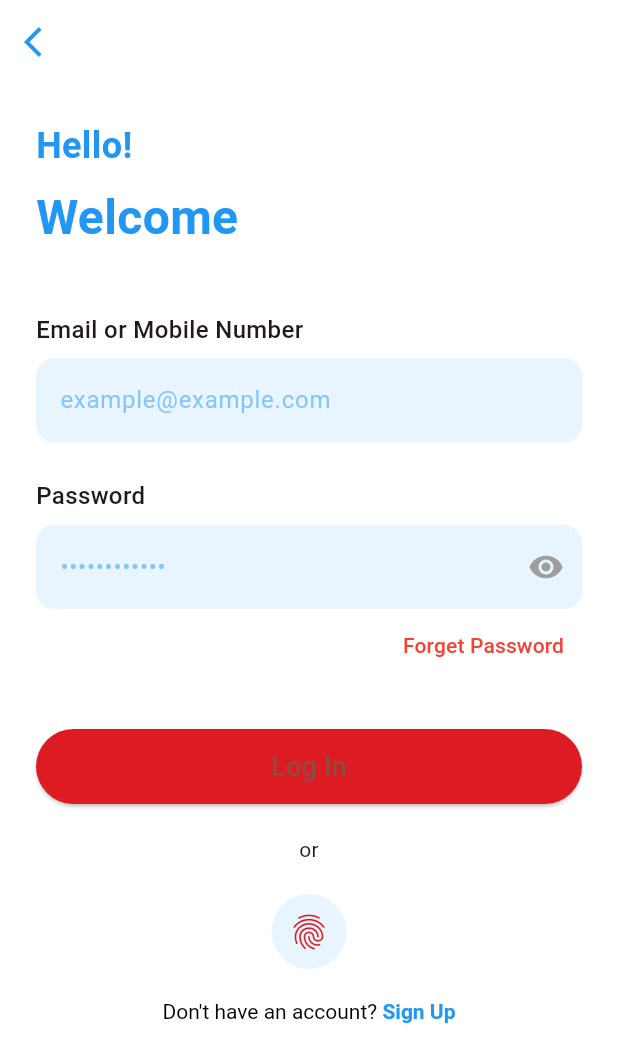
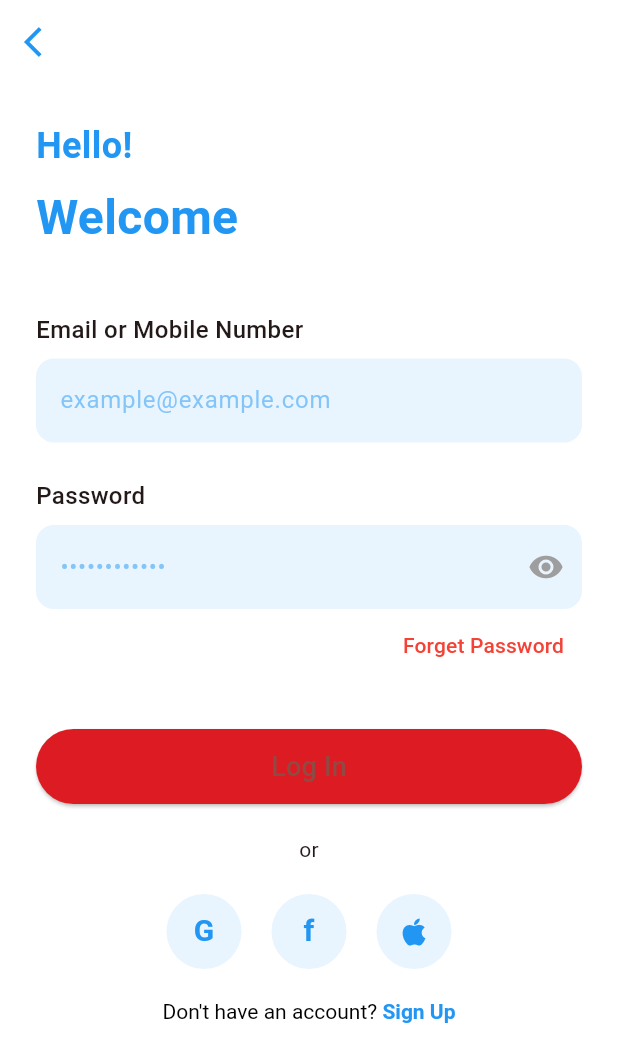
Before and after one commit to johnrobertdelinila/Philippine-Heart-Center-App, a Flutter app: the screen it shows after launch, after a tap on "Log In", on a phone screen of 412 x 824 dp. Shown: the top 1062 px of the screen. Run offline on Flutter 3.47's test engine with Material 3 defaults, Android fonts, the phone set to English and light mode, and no system bars; our stand-ins replace firebase_auth, firebase_core, google_sign_in; accounts and stored records are empty.

Commit message:
Added login with Google for iOS

```diff
--- a/lib/main.dart
+++ b/lib/main.dart
@@ -1,7 +1,13 @@
+import 'package:firebase_core/firebase_core.dart';
 import 'package:flutter/material.dart';
 import 'screens/splash_screen.dart'; // Import the splash screen
+import 'firebase_options.dart';
 
-void main() {
+void main() async {
+  WidgetsFlutterBinding.ensureInitialized();
+  await Firebase.initializeApp(
+    options: DefaultFirebaseOptions.currentPlatform,
+  );
   runApp(const MyApp());
 }
 
--- a/lib/screens/login_screen.dart
+++ b/lib/screens/login_screen.dart
@@ -1,4 +1,7 @@
 import 'package:flutter/material.dart';
+import 'package:firebase_auth/firebase_auth.dart';
+import 'package:google_sign_in/google_sign_in.dart';
+import 'home_screen.dart';
 
 class LoginScreen extends StatefulWidget {
   const LoginScreen({super.key});
@@ -11,12 +14,67 @@ class _LoginScreenState extends State<LoginScreen> {
   bool _isPasswordVisible = false;
   final _emailController = TextEditingController();
   final _passwordController = TextEditingController();
+  final FirebaseAuth _auth = FirebaseAuth.instance;
+  final GoogleSignIn _googleSignIn = GoogleSignIn();
+  bool _isLoading = false;
 
   @override
   void dispose() {
     _emailController.dispose();
     _passwordController.dispose();
     super.dispose();
+  }
+
+  Future<void> _handleGoogleSignIn() async {
+    try {
+      setState(() {
+        _isLoading = true;
+      });
+
+      // Trigger the Google Sign In process
+      final GoogleSignInAccount? googleUser = await _googleSignIn.signIn();
+
+      if (googleUser == null) {
+        // User canceled the sign-in
+        return;
+      }
+
+      // Obtain the auth details from the request
+      final GoogleSignInAuthentication googleAuth =
+          await googleUser.authentication;
+
+      // Create a new credential
+      final credential = GoogleAuthProvider.credential(
+        accessToken: googleAuth.accessToken,
+        idToken: googleAuth.idToken,
+      );
+
+      // Sign in to Firebase with the Google credential
+      final UserCredential userCredential =
+          await _auth.signInWithCredential(credential);
+
+      if (userCredential.user != null) {
+        // Successfully signed in, navigate to home screen
+        Navigator.pushReplacement(
+          context,
+          MaterialPageRoute(
+            builder: (context) => const HomeScreen(),
+          ),
+        );
+      }
+    } catch (e) {
+      // Show error message
+      ScaffoldMessenger.of(context).showSnackBar(
+        SnackBar(
+          content: Text('Sign in failed: ${e.toString()}'),
+          backgroundColor: Colors.red,
+        ),
+      );
+    } finally {
+      setState(() {
+        _isLoading = false;
+      });
+    }
   }
 
   @override
@@ -152,25 +210,15 @@ class _LoginScreenState extends State<LoginScreen> {
             const SizedBox(height: 20),
             const Center(child: Text('or')),
             const SizedBox(height: 20),
-            Center(
-              child: Container(
-                width: 50,
-                height: 50,
-                decoration: BoxDecoration(
-                  color: Colors.blue.withOpacity(0.1),
-                  shape: BoxShape.circle,
-                ),
-                child: IconButton(
-                  icon: const Icon(
-                    Icons.fingerprint,
-                    color: Color(0xFFDC1B22),
-                    size: 28,
-                  ),
-                  onPressed: () {
-                    // Add biometric authentication
-                  },
-                ),
-              ),
+            Row(
+              mainAxisAlignment: MainAxisAlignment.center,
+              children: [
+                _buildSocialButton('G', _handleGoogleSignIn),
+                const SizedBox(width: 20),
+                _buildSocialButton('f', () {}),
+                const SizedBox(width: 20),
+                _buildSocialButton('', () {}, icon: Icons.apple),
+              ],
             ),
             const SizedBox(height: 20),
             Center(
@@ -196,4 +244,38 @@ class _LoginScreenState extends State<LoginScreen> {
       ),
     );
   }
+
+  Widget _buildSocialButton(String label, VoidCallback onPressed,
+      {IconData? icon}) {
+    return Container(
+      width: 50,
+      height: 50,
+      decoration: BoxDecoration(
+        color: Colors.blue.withOpacity(0.1),
+        shape: BoxShape.circle,
+      ),
+      child: IconButton(
+        onPressed: label == 'G' ? _handleGoogleSignIn : onPressed,
+        icon: _isLoading && label == 'G'
+            ? const SizedBox(
+                width: 20,
+                height: 20,
+                child: CircularProgressIndicator(
+                  strokeWidth: 2,
+                  valueColor: AlwaysStoppedAnimation<Color>(Colors.blue),
+                ),
+              )
+            : icon != null
+                ? Icon(icon, color: Colors.blue)
+                : Text(
+                    label,
+                    style: const TextStyle(
+                      color: Colors.blue,
+                      fontSize: 20,
+                      fontWeight: FontWeight.bold,
+                    ),
+                  ),
+      ),
+    );
+  }
 }
--- a/pubspec.yaml
+++ b/pubspec.yaml
@@ -35,6 +35,9 @@ dependencies:
   # Use with the CupertinoIcons class for iOS style icons.
   cupertino_icons: ^1.0.8
   intl: ^0.18.0
+  firebase_core: ^3.10.1
+  firebase_auth: ^5.4.1
+  google_sign_in: ^6.2.2
 
 dev_dependencies:
   flutter_test:
```
Also changed, not shown: firepit-log.txt (added, +26 -0 lines), firebase.json (added), lib/firebase_options.dart (added), pubspec.lock, 19 other files.
